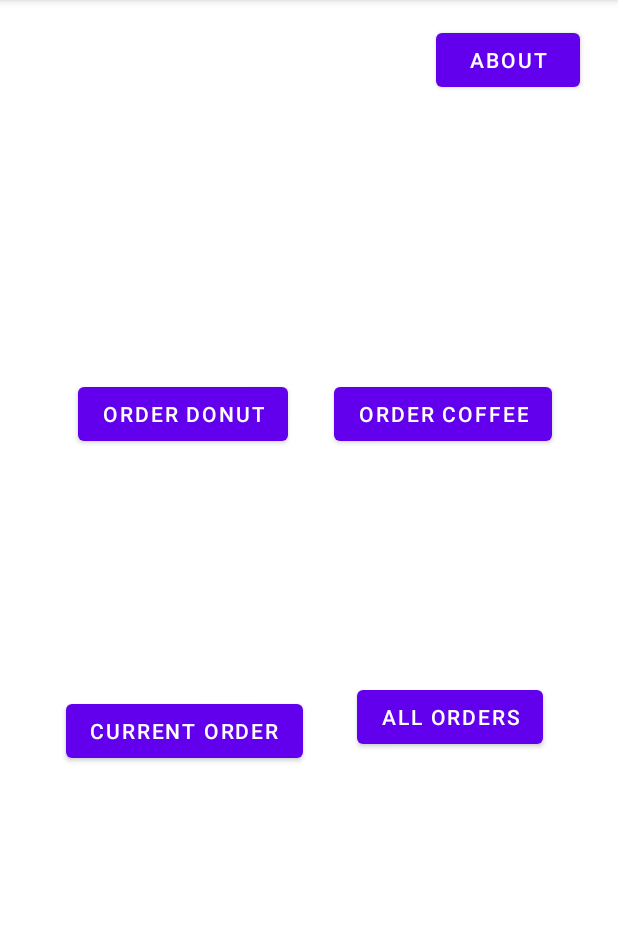
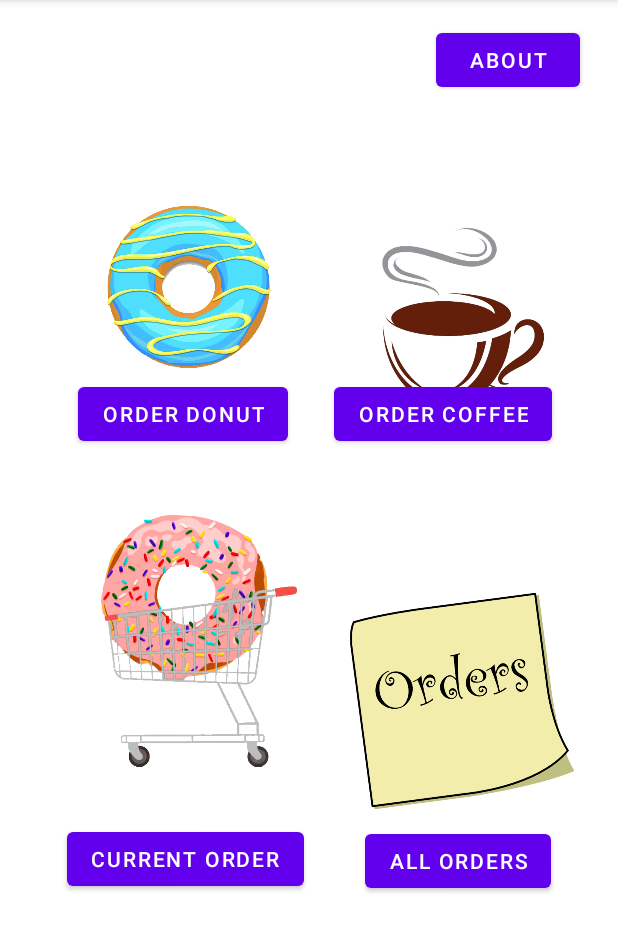
Before and after one commit to MarkHolleran/RUCafe-2, an Android app: the screen it shows after launch (MainActivity), on a phone screen of 412 x 824 dp, the part 84-1036 px from its top. Run offline under Robolectric (Android 15) with nearby library versions, the phone set to English and light mode, and no system bars.

Commit message:
added menu images

```diff
--- a/app/src/main/java/com/rutgers/rucafe/MainActivity.java
+++ b/app/src/main/java/com/rutgers/rucafe/MainActivity.java
@@ -4,6 +4,7 @@ import androidx.appcompat.app.AppCompatActivity;
 import android.content.Intent;
 import android.os.Bundle;
 import android.widget.Button;
+import android.widget.ImageView;
 
 /**
  * This class represents the Main Activity used to act as a
@@ -14,6 +15,11 @@ import android.widget.Button;
  */
 public class MainActivity extends AppCompatActivity {
 
+    private ImageView donutMainMenuImage;
+    private ImageView x;
+    private ImageView c;
+    private ImageView z;
+
     /**
      * Initializes variables and creates Buttons to view Activities to order Items.
      *
@@ -23,6 +29,8 @@ public class MainActivity extends AppCompatActivity {
     protected void onCreate(Bundle savedInstanceState) {
         super.onCreate(savedInstanceState);
         setContentView(R.layout.activity_main);
+
+       // donutMainMenuImage.setImageResource(R.drawable.donutmainmenuimage);
 
         Button donutOrderButton = findViewById(R.id.OrderDonutButton);
         donutOrderButton.setOnClickListener(v ->
@@ -49,5 +57,8 @@ public class MainActivity extends AppCompatActivity {
         Button aboutProgram = findViewById(R.id.aboutButton);
         aboutProgram.setOnClickListener(v ->
                 startActivity(new Intent(MainActivity.this, aboutActivity.class)));
+        // donutMainMenuImage.setImageResource(R.drawable.donutmainmenuimage);
+
     }
+
 }
--- a/app/src/main/java/com/rutgers/rucafe/donutSelectedActivity.java
+++ b/app/src/main/java/com/rutgers/rucafe/donutSelectedActivity.java
@@ -57,14 +57,10 @@ public class donutSelectedActivity extends AppCompatActivity {
         addDonutToOrderButton.setText("Add");
         donutPrice.setText(intent.getStringExtra("DONUT"));
         AddDonutToOrderButton(findViewById(R.id.addDonutToOrderButton));
-       // createViews();
         Integer[] items = new Integer[]{1,2,3,4,5,6,7,8,9,10,11,12};
         ArrayAdapter<Integer> adapter = new ArrayAdapter<>(this, android.R.layout.simple_spinner_item, items);
-
         donutOrderQuantity.setAdapter(adapter);
         donutOrderQuantity.setSelection(0);
-
-
         donutToAdd.setText(getIntent().getStringExtra("DONUTFLAVORSELECTED")
                 + "\n" +getIntent().getStringExtra("DONUTTYPESELECTED"));
 
--- a/app/src/main/res/layout/activity_main.xml
+++ b/app/src/main/res/layout/activity_main.xml
@@ -8,30 +8,30 @@
 
     <ImageView
         android:id="@+id/imageView3"
-        android:layout_width="wrap_content"
-        android:layout_height="wrap_content"
-        android:layout_marginStart="36dp"
-        android:layout_marginTop="48dp"
+        android:layout_width="185dp"
+        android:layout_height="247dp"
+        android:layout_marginStart="32dp"
         android:contentDescription="@string/current_order_picture"
-        app:layout_constraintEnd_toStartOf="@+id/imageView4"
-        app:layout_constraintHorizontal_bias="0.406"
+        app:layout_constraintBottom_toBottomOf="parent"
         app:layout_constraintStart_toStartOf="parent"
         app:layout_constraintTop_toBottomOf="@+id/OrderDonutButton"
+        app:layout_constraintVertical_bias="0.0"
+        app:srcCompat="@drawable/ordermainmenuimage"
         tools:ignore="ImageContrastCheck"
-        tools:srcCompat="@tools:sample/avatars" />
+        tools:srcCompat="@drawable/ordermainmenuimage" />
 
     <ImageView
         android:id="@+id/imageView"
-        android:layout_width="wrap_content"
-        android:layout_height="wrap_content"
+        android:layout_width="217dp"
+        android:layout_height="147dp"
+        android:layout_marginStart="16dp"
+        android:layout_marginTop="121dp"
         android:contentDescription="@string/donut_order_picture"
-        app:layout_constraintBottom_toTopOf="@+id/OrderDonutButton"
-        app:layout_constraintEnd_toEndOf="parent"
-        app:layout_constraintHorizontal_bias="0.226"
         app:layout_constraintStart_toStartOf="parent"
         app:layout_constraintTop_toTopOf="parent"
-        app:layout_constraintVertical_bias="0.774"
-        tools:srcCompat="@tools:sample/avatars" />
+        app:srcCompat="@drawable/donutmainmenuimage"
+        tools:ignore="ImageContrastCheck"
+        tools:srcCompat="@drawable/donutmainmenuimage" />
 
     <Button
         android:id="@+id/OrderCoffeeButton"
@@ -45,29 +45,35 @@
 
     <ImageView
         android:id="@+id/imageView4"
-        android:layout_width="wrap_content"
-        android:layout_height="wrap_content"
-        android:layout_marginTop="48dp"
-        android:layout_marginEnd="52dp"
+        android:layout_width="149dp"
+        android:layout_height="161dp"
+        android:layout_marginStart="222dp"
+        android:layout_marginTop="368dp"
+        android:layout_marginEnd="28dp"
+        android:layout_marginBottom="202dp"
         android:contentDescription="@string/all_order_picture"
+        app:layout_constraintBottom_toBottomOf="parent"
         app:layout_constraintEnd_toEndOf="parent"
-        app:layout_constraintTop_toBottomOf="@+id/OrderCoffeeButton"
+        app:layout_constraintHorizontal_bias="0.916"
+        app:layout_constraintStart_toStartOf="parent"
+        app:layout_constraintTop_toTopOf="parent"
+        app:srcCompat="@drawable/allordersmainmenuimage"
         tools:ignore="ImageContrastCheck"
-        tools:srcCompat="@tools:sample/avatars" />
+        tools:srcCompat="@drawable/allordersmainmenuimage" />
 
     <Button
         android:id="@+id/AllOrdersButton"
         android:layout_width="wrap_content"
         android:layout_height="wrap_content"
-        android:layout_marginStart="36dp"
-        android:layout_marginBottom="164dp"
+        android:layout_marginTop="531dp"
+        android:layout_marginEnd="28dp"
+        android:layout_marginBottom="152dp"
         android:text="@string/all_orders"
         app:layout_constraintBottom_toBottomOf="parent"
         app:layout_constraintEnd_toEndOf="parent"
-        app:layout_constraintHorizontal_bias="0.0"
+        app:layout_constraintHorizontal_bias="0.709"
         app:layout_constraintStart_toEndOf="@+id/CurrentOrderButton"
-        app:layout_constraintTop_toBottomOf="@+id/imageView4"
-        app:layout_constraintVertical_bias="0.511" />
+        app:layout_constraintTop_toTopOf="parent" />
 
     <Button
         android:id="@+id/OrderDonutButton"
@@ -81,28 +87,31 @@
 
     <ImageView
         android:id="@+id/imageView2"
-        android:layout_width="wrap_content"
-        android:layout_height="wrap_content"
+        android:layout_width="233dp"
+        android:layout_height="434dp"
+        android:layout_marginStart="192dp"
+        android:layout_marginBottom="337dp"
         android:contentDescription="@string/order_coffee_picture"
-        app:layout_constraintBottom_toTopOf="@+id/OrderCoffeeButton"
-        app:layout_constraintEnd_toEndOf="parent"
-        app:layout_constraintHorizontal_bias="0.428"
-        app:layout_constraintStart_toEndOf="@+id/imageView"
+        app:layout_constraintBottom_toBottomOf="parent"
+        app:layout_constraintStart_toStartOf="parent"
         app:layout_constraintTop_toTopOf="parent"
-        app:layout_constraintVertical_bias="0.774"
-        tools:srcCompat="@tools:sample/avatars" />
+        app:layout_constraintVertical_bias="0.275"
+        app:srcCompat="@drawable/coffeemainmenuimage"
+        tools:srcCompat="@drawable/coffeemainmenuimage" />
 
     <Button
         android:id="@+id/CurrentOrderButton"
         android:layout_width="wrap_content"
         android:layout_height="wrap_content"
         android:layout_marginStart="44dp"
-        android:layout_marginBottom="168dp"
+        android:layout_marginTop="530dp"
+        android:layout_marginEnd="209dp"
+        android:layout_marginBottom="153dp"
         android:text="@string/current_order"
         app:layout_constraintBottom_toBottomOf="parent"
+        app:layout_constraintEnd_toEndOf="parent"
         app:layout_constraintStart_toStartOf="parent"
-        app:layout_constraintTop_toBottomOf="@+id/imageView3"
-        app:layout_constraintVertical_bias="0.564" />
+        app:layout_constraintTop_toTopOf="parent" />
 
     <ListView
         android:layout_width="409dp"
--- a/app/src/main/res/layout/row_view.xml
+++ b/app/src/main/res/layout/row_view.xml
@@ -25,8 +25,8 @@
                 android:id="@+id/donutFlavor"
                 android:layout_width="wrap_content"
                 android:layout_height="wrap_content"
-                android:layout_marginStart="16dp"
-                android:layout_marginTop="32dp"
+                android:layout_marginStart="40dp"
+                android:layout_marginTop="28dp"
                 android:textColor="@color/white"
                 android:textSize="16sp"
                 android:textStyle="bold"
@@ -37,7 +37,9 @@
                 android:id="@+id/donutImage"
                 android:layout_width="130dp"
                 android:layout_height="130dp"
+                android:layout_marginStart="16dp"
                 android:contentDescription="@string/image_of_particular_donut"
+                app:layout_constraintBottom_toBottomOf="parent"
                 app:layout_constraintStart_toStartOf="parent"
                 app:layout_constraintTop_toTopOf="parent"
                 tools:ignore="ImageContrastCheck"
@@ -48,12 +50,12 @@
                 android:layout_width="wrap_content"
                 android:layout_height="wrap_content"
                 android:layout_marginStart="16dp"
-                android:layout_marginBottom="24dp"
+                android:layout_marginBottom="16dp"
                 android:textColor="@color/white"
                 android:textSize="16sp"
                 app:layout_constraintBottom_toBottomOf="parent"
                 app:layout_constraintEnd_toEndOf="parent"
-                app:layout_constraintHorizontal_bias="0.0"
+                app:layout_constraintHorizontal_bias="0.101"
                 app:layout_constraintStart_toEndOf="@+id/donutImage" />
 
             <TextView
@@ -66,9 +68,10 @@
                 android:textStyle="bold"
                 app:layout_constraintBottom_toBottomOf="parent"
                 app:layout_constraintEnd_toEndOf="parent"
-                app:layout_constraintHorizontal_bias="0.0"
+                app:layout_constraintHorizontal_bias="0.101"
                 app:layout_constraintStart_toEndOf="@+id/donutImage"
-                app:layout_constraintTop_toTopOf="parent" />
+                app:layout_constraintTop_toTopOf="parent"
+                app:layout_constraintVertical_bias="0.574" />
 
             <View
                 android:id="@+id/divider2"
```
Also changed, not shown: app/src/main/res/drawable-v24/allordersmainmenuimage.png (added), app/src/main/res/drawable-v24/coffeemainmenuimage.png (added), app/src/main/res/drawable-v24/donutmainmenuimage.png (added), app/src/main/res/drawable-v24/ordermainmenuimage.png (added).
